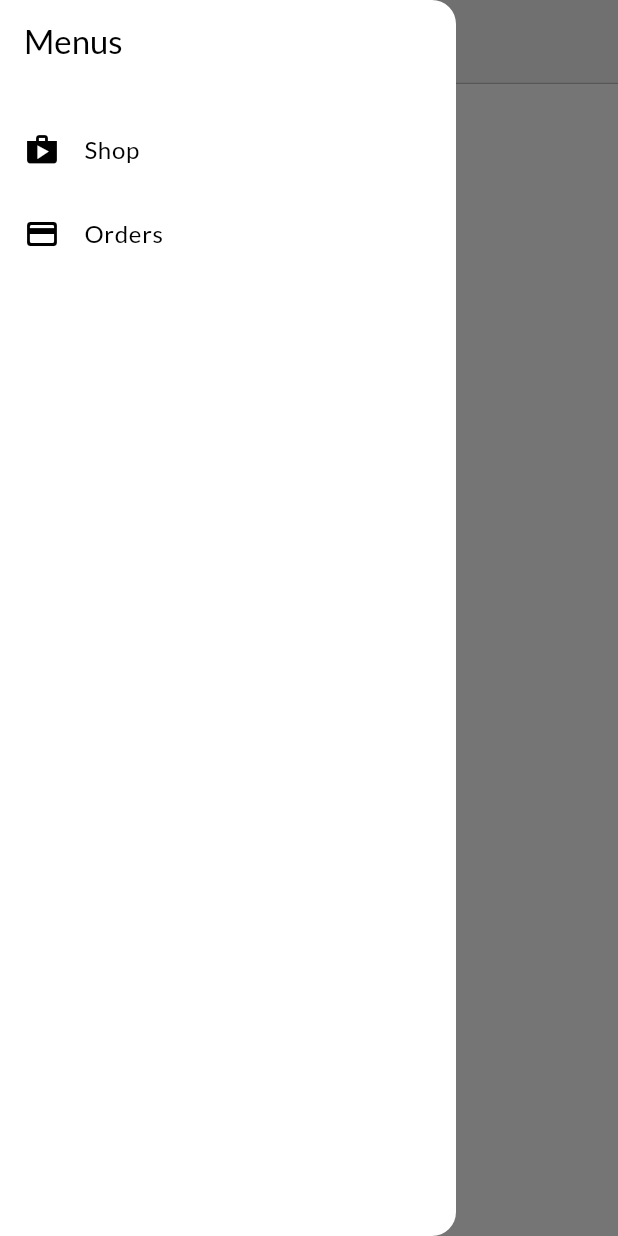
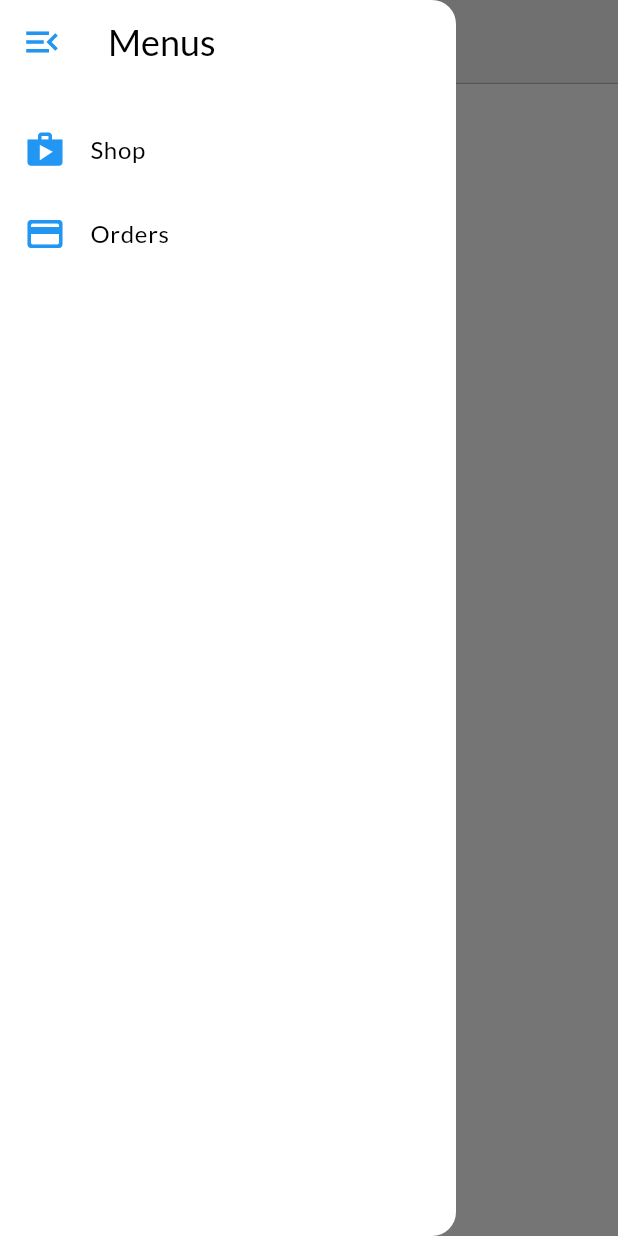
Before and after one commit to Blue-Cheesecake/SmallShop-Flutter, a Flutter app: the OrdersScreen screen opened by its route, with the side drawer open, on a phone screen of 412 x 824 dp. Run offline on Flutter 3.47's test engine with Material 2 defaults, Android fonts, the phone set to English and light mode, and no system bars; network calls fail.

Commit message:
feat: improve UI

```diff
--- a/lib/main.dart
+++ b/lib/main.dart
@@ -32,6 +32,7 @@ class Main extends StatelessWidget {
           primarySwatch: Colors.blue,
           colorScheme: ColorScheme.fromSwatch(
             accentColor: Colors.deepOrangeAccent,
+            cardColor: Colors.white,
           ),
         ),
         debugShowCheckedModeBanner: false,
--- a/lib/providers/cart_provider.dart
+++ b/lib/providers/cart_provider.dart
@@ -83,6 +83,7 @@ class CartProvider with ChangeNotifier {
     String title,
     String imageUrl,
   ) {
+    ScaffoldMessenger.of(context).clearSnackBars();
     ScaffoldMessenger.of(context).showSnackBar(
       SnackBar(
         content: const Text(
--- a/lib/screens/cart/cart_screen.dart
+++ b/lib/screens/cart/cart_screen.dart
@@ -4,6 +4,7 @@ import 'package:provider/provider.dart';
 import 'package:small_shop/models/cart_item.dart';
 import 'package:small_shop/providers/cart_provider.dart';
 import 'package:small_shop/providers/orders_provider.dart';
+import 'package:small_shop/screens/orders/orders_screen.dart';
 import 'package:small_shop/widgets/cart_card.dart';
 
 class CartScreen extends StatelessWidget {
@@ -47,6 +48,8 @@ class CartScreen extends StatelessWidget {
               itemBuilder: (context, index) =>
                   CartCard(cartItem: cartItems[index]),
             ),
+
+
             ListTile(
               title: Text(
                   "Total: \$${cartProvider.totalPrice.toStringAsFixed(2)}"),
@@ -58,6 +61,7 @@ class CartScreen extends StatelessWidget {
                     cartProvider.totalPrice,
                     cartProvider,
                   );
+                  Navigator.of(context).pushNamed(OrdersScreen.routeName);
                 },
               ),
             ),
--- a/lib/screens/orders/orders_screen.dart
+++ b/lib/screens/orders/orders_screen.dart
@@ -15,6 +15,20 @@ class OrdersScreen extends StatelessWidget {
 
     return Scaffold(
       appBar: AppBar(
+        leading: Builder(
+          builder: (context) {
+            return IconButton(
+              onPressed: () {
+                Scaffold.of(context).openDrawer();
+              },
+              icon: Icon(
+                Icons.menu_open_outlined,
+                color: Theme.of(context).primaryColor,
+                size: 28,
+              ),
+            );
+          },
+        ),
         bottom: const PreferredSize(
           preferredSize: Size(double.infinity, 0),
           child: Divider(
--- a/lib/widgets/app_drawer.dart
+++ b/lib/widgets/app_drawer.dart
@@ -12,22 +12,53 @@ class AppDrawer extends StatelessWidget {
       child: ListView(
         children: [
           AppBar(
-            title: Text("Menus"),
+            leading: Builder(
+              builder: (context) {
+                return IconButton(
+                  onPressed: () {
+                    Scaffold.of(context).closeDrawer();
+                  },
+                  icon: Icon(
+                    Icons.menu_open_outlined,
+                    color: Theme.of(context).primaryColor,
+                    size: 28,
+                  ),
+                );
+              },
+            ),
+            title: Text(
+              "Menus",
+              style: Theme.of(context).textTheme.headline5,
+            ),
             automaticallyImplyLeading: false,
             backgroundColor: Colors.transparent,
           ),
           const Divider(),
           ListTile(
-            leading: Icon(Icons.shop),
-            title: Text("Shop"),
+            leading: Icon(
+              Icons.shop,
+              color: Theme.of(context).primaryColor,
+              size: 28,
+            ),
+            title: Text(
+              "Shop",
+              style: Theme.of(context).textTheme.bodyLarge,
+            ),
             onTap: () {
               Navigator.of(context)
                   .pushReplacementNamed(ProductOverViewScreen.routeName);
             },
           ),
           ListTile(
-            leading: Icon(Icons.payment_rounded),
-            title: Text("Orders"),
+            leading: Icon(
+              Icons.payment_rounded,
+              color: Theme.of(context).primaryColor,
+              size: 28,
+            ),
+            title: Text(
+              "Orders",
+              style: Theme.of(context).textTheme.bodyLarge,
+            ),
             onTap: () {
               Navigator.of(context)
                   .pushReplacementNamed(OrdersScreen.routeName);
--- a/lib/widgets/product_item.dart
+++ b/lib/widgets/product_item.dart
@@ -46,6 +46,7 @@ class ProductItem extends StatelessWidget {
               ),
             ),
             trailing: IconButton(
+              splashRadius: 0.01,
               onPressed: () {
                 cartProvider.addItem(
                   context,
--- a/pubspec.yaml
+++ b/pubspec.yaml
@@ -38,6 +38,7 @@ dependencies:
   cupertino_icons: ^1.0.2
   provider: ^6.0.5
   intl: ^0.18.0
+  expandable: ^5.0.1
 
 dev_dependencies:
   flutter_test:
```
Also changed, not shown: lib/screens/product_overview/product_overview_screen.dart (+14 -0 lines), lib/widgets/order_item.dart (+42 -7 lines), pubspec.lock.
